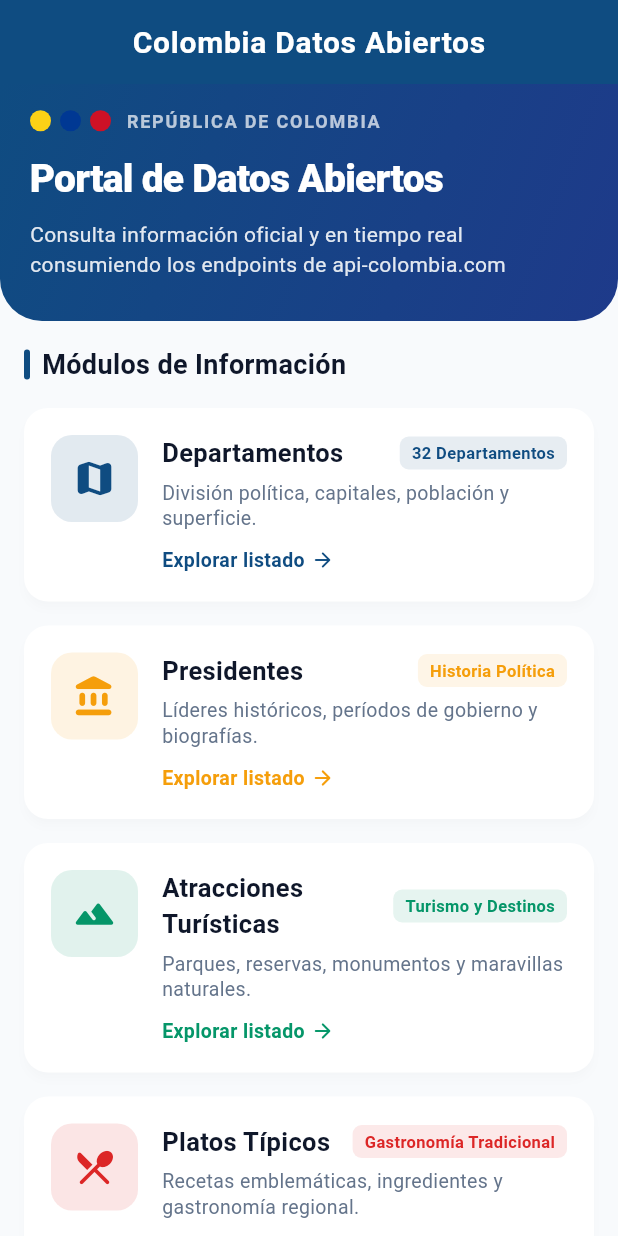
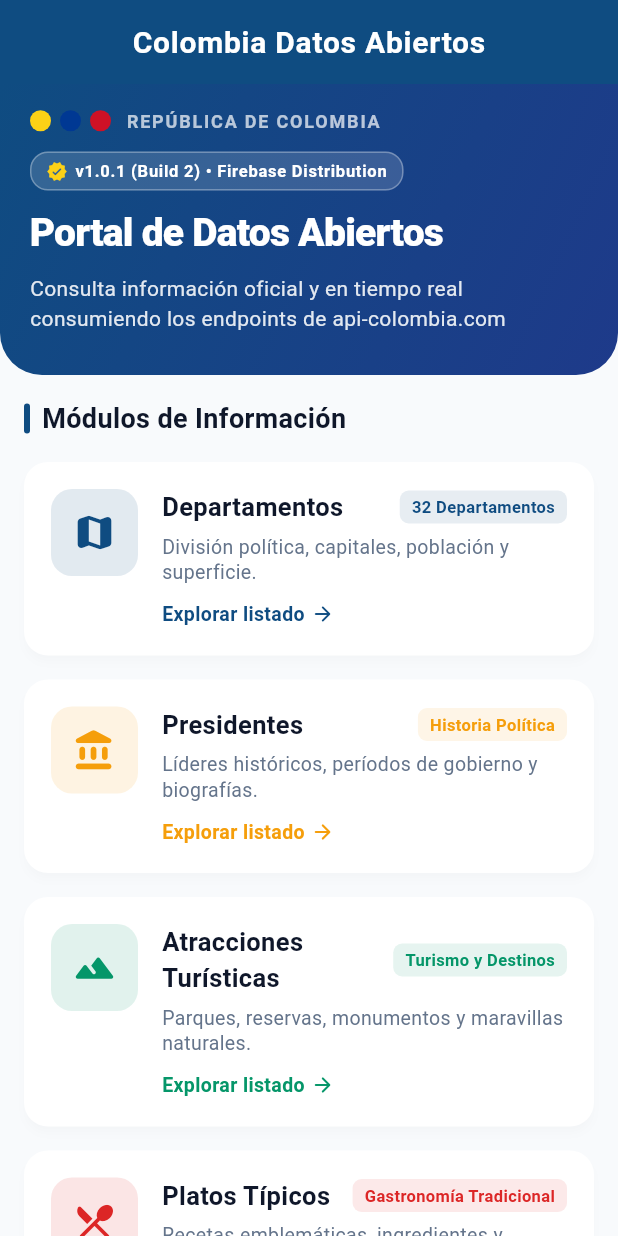
Before and after one commit to brahiantenorio/-taller_datos_abiertos, a Flutter app: the screen it shows after launch, on a phone screen of 412 x 824 dp. Run offline on Flutter 3.47's test engine with Material 3 defaults, Android fonts, the phone set to English and light mode, and no system bars; our stand-ins replace flutter_dotenv, go_router.

Commit message:
feat(distribution): bump version to 1.0.1+2 and add visual badges for OTA testing

```diff
--- a/lib/views/dashboard/dashboard_view.dart
+++ b/lib/views/dashboard/dashboard_view.dart
@@ -152,6 +152,31 @@ class DashboardView extends StatelessWidget {
             ],
           ),
           const SizedBox(height: 12),
+          Container(
+            padding: const EdgeInsets.symmetric(horizontal: 10, vertical: 4),
+            decoration: BoxDecoration(
+              color: const Color(0x26FFFFFF),
+              borderRadius: BorderRadius.circular(12),
+              border: Border.all(color: Colors.white30),
+            ),
+            child: const Row(
+              mainAxisSize: MainAxisSize.min,
+              children: [
+                Icon(Icons.verified_rounded, size: 14, color: Color(0xFFFCD116)),
+                SizedBox(width: 5),
+                Text(
+                  'v1.0.1 (Build 2) • Firebase Distribution',
+                  style: TextStyle(
+                    color: Colors.white,
+                    fontSize: 11,
+                    fontWeight: FontWeight.bold,
+                    letterSpacing: 0.5,
+                  ),
+                ),
+              ],
+            ),
+          ),
+          const SizedBox(height: 10),
           const Text(
             'Portal de Datos Abiertos',
             style: TextStyle(
@@ -290,9 +315,9 @@ class DashboardView extends StatelessWidget {
           borderRadius: BorderRadius.circular(14),
           border: Border.all(color: const Color(0xFFE2E8F0)),
         ),
-        child: const Column(
+        child: Column(
           children: [
-            Row(
+            const Row(
               mainAxisAlignment: MainAxisAlignment.center,
               children: [
                 Icon(Icons.api_rounded, size: 20, color: AppTheme.primaryBlue),
@@ -307,10 +332,34 @@ class DashboardView extends StatelessWidget {
                 ),
               ],
             ),
-            SizedBox(height: 6),
-            Text(
+            const SizedBox(height: 6),
+            const Text(
               'https://api-colombia.com',
               style: TextStyle(fontSize: 12, color: AppTheme.textMuted),
+            ),
+            const SizedBox(height: 10),
+            Container(
+              padding: const EdgeInsets.symmetric(horizontal: 12, vertical: 6),
+              decoration: BoxDecoration(
+                color: const Color(0xFFEFF6FF),
+                borderRadius: BorderRadius.circular(8),
+                border: Border.all(color: const Color(0xFFBFDBFE)),
+              ),
+              child: const Row(
+                mainAxisSize: MainAxisSize.min,
+                children: [
+                  Icon(Icons.cloud_done_rounded, size: 16, color: AppTheme.primaryBlue),
+                  SizedBox(width: 6),
+                  Text(
+                    'Release v1.0.1+2 | QA_Clase Tester Build',
+                    style: TextStyle(
+                      fontSize: 11,
+                      fontWeight: FontWeight.w600,
+                      color: AppTheme.primaryBlue,
+                    ),
+                  ),
+                ],
+              ),
             ),
           ],
         ),
--- a/pubspec.yaml
+++ b/pubspec.yaml
@@ -16,7 +16,7 @@ publish_to: 'none' # Remove this line if you wish to publish to pub.dev
 # https://developer.apple.com/library/archive/documentation/General/Reference/InfoPlistKeyReference/Articles/CoreFoundationKeys.html
 # In Windows, build-name is used as the major, minor, and patch parts
 # of the product and file versions while build-number is used as the build suffix.
-version: 1.0.0+1
+version: 1.0.1+2
 
 environment:
   sdk: ^3.13.4
```
